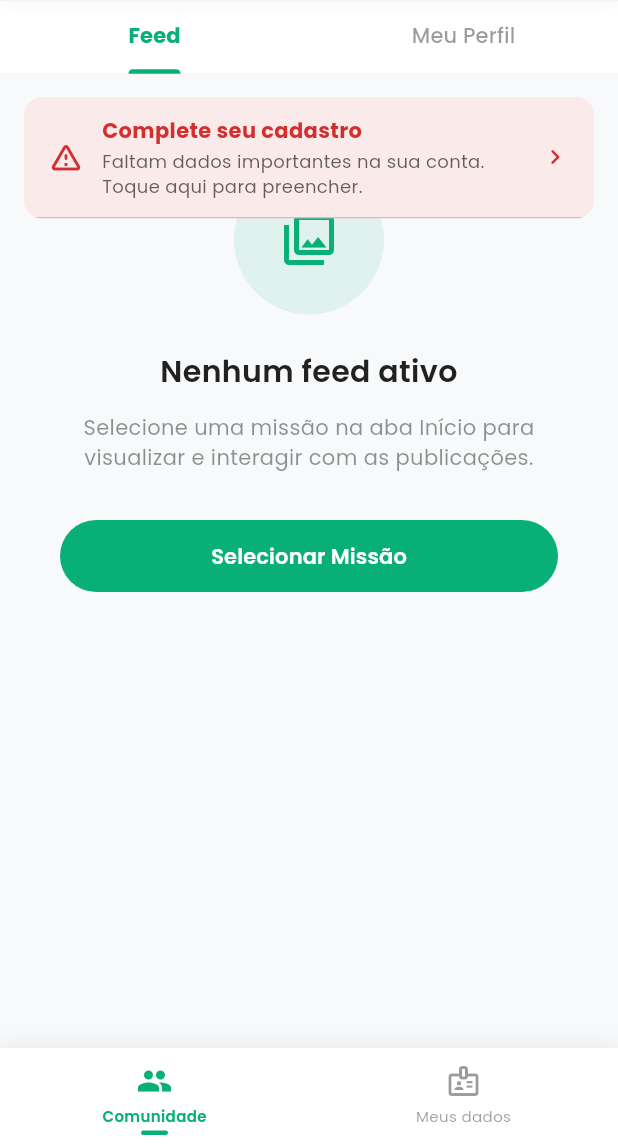
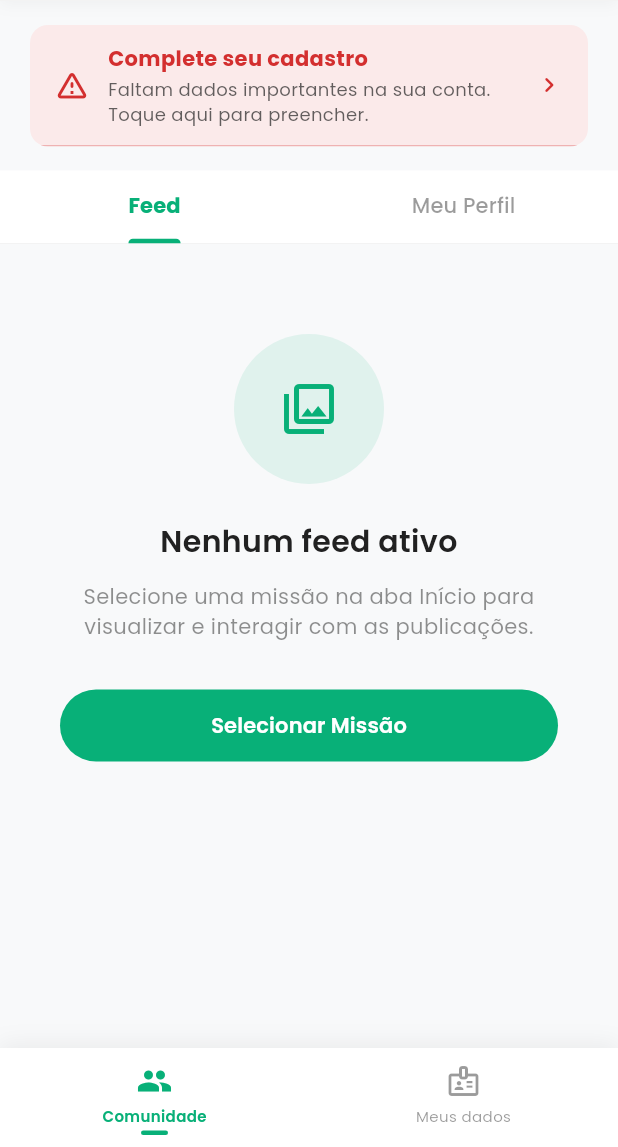
Before and after one commit to Walancy/appagrobravo, a Flutter app: the HomePage screen opened by its route, on a phone screen of 412 x 824 dp, the part 89-1236 px from its top. Run offline on Flutter 3.47's test engine with Material 3 defaults, Android fonts, the phone set to English and light mode, and no system bars; our stand-ins replace bloc, cached_network_image, dartz, device_preview, file_picker, firebase_core and 19 more; accounts and stored records are empty; network calls fail; project files that could hold a hidden picture were left out.

Commit message:
refactor: move profile and document banners from home page to community tab and remove redundant loading guard in itinerary cubit

```diff
--- a/lib/features/auth/presentation/pages/login_page.dart
+++ b/lib/features/auth/presentation/pages/login_page.dart
@@ -137,8 +137,9 @@ class _LoginPageState extends State<LoginPage>
     final title = _getTitle();
     final bool isSuccess = _authMode == AuthMode.success || _authMode == AuthMode.registrationSuccess;
     final screenHeight = MediaQuery.of(context).size.height;
-    // Esconde logo na tela de register (muitos campos) ou telas pequenas
-    final bool showLogo = screenHeight > 600 && _authMode == AuthMode.login;
+    final isKeyboardOpen = MediaQuery.of(context).viewInsets.bottom > 0;
+    // Esconde logo na tela de register (muitos campos), telas pequenas ou quando teclado estiver aberto
+    final bool showLogo = !isKeyboardOpen && screenHeight > 600 && _authMode == AuthMode.login;
 
     return BlocListener<AuthCubit, AuthState>(
       listener: (context, state) {
--- a/lib/features/home/presentation/pages/community_tab.dart
+++ b/lib/features/home/presentation/pages/community_tab.dart
@@ -5,6 +5,13 @@ import 'package:agrobravo/core/components/app_header.dart';
 import 'package:agrobravo/features/profile/presentation/pages/social_profile_page.dart';
 import 'package:agrobravo/features/home/domain/repositories/feed_repository.dart';
 import 'package:agrobravo/core/di/injection.dart';
+import 'package:flutter_bloc/flutter_bloc.dart';
+import 'package:agrobravo/features/profile/presentation/cubit/profile_cubit.dart';
+import 'package:agrobravo/features/profile/presentation/cubit/profile_state.dart';
+import 'package:agrobravo/features/documents/presentation/cubit/documents_cubit.dart';
+import 'package:agrobravo/features/documents/presentation/cubit/documents_state.dart';
+import 'package:agrobravo/features/profile/presentation/widgets/incomplete_profile_banner.dart';
+import 'package:agrobravo/features/documents/presentation/widgets/pending_documents_banner.dart';
 
 class CommunityTab extends StatefulWidget {
   final Widget feedWidget;
@@ -40,6 +47,35 @@ class _CommunityTabState extends State<CommunityTab>
     return Column(
       children: [
         const HeaderSpacer(),
+        const SizedBox(height: 16),
+        BlocBuilder<ProfileCubit, ProfileState>(
+          builder: (context, profileState) {
+            final isComplete = profileState.maybeMap(
+              loaded: (s) => s.profile.isComplete,
+              orElse: () => true,
+            );
+            if (isComplete) return const SizedBox.shrink();
+            return const Padding(
+              padding: EdgeInsets.only(left: 20, right: 20, bottom: 16),
+              child: ClipRRect(
+                borderRadius: BorderRadius.all(Radius.circular(12)),
+                child: IncompleteProfileBanner(),
+              ),
+            );
+          },
+        ),
+        BlocBuilder<DocumentsCubit, DocumentsState>(
+          builder: (context, documentsState) {
+            if (!documentsState.hasPendingAction) return const SizedBox.shrink();
+            return const Padding(
+              padding: EdgeInsets.only(left: 20, right: 20, bottom: 16),
+              child: ClipRRect(
+                borderRadius: BorderRadius.all(Radius.circular(12)),
+                child: PendingDocumentsBanner(),
+              ),
+            );
+          },
+        ),
         Container(
           decoration: BoxDecoration(
             color: Theme.of(context).colorScheme.surface,
--- a/lib/features/home/presentation/pages/home_page.dart
+++ b/lib/features/home/presentation/pages/home_page.dart
@@ -224,44 +224,13 @@ class _HomePageState extends State<HomePage> with WidgetsBindingObserver {
                   );
                 }
 
-                Widget bodyContent = _buildBody();
-
-                final hasPendingDocs = context.read<DocumentsCubit>().state.hasPendingAction;
-                final showProfileBanner = !isComplete && _selectedIndex == 2;
-                final showPendingDocsBanner = hasPendingDocs && _selectedIndex == 2;
-                final shouldShowBanners = showProfileBanner || showPendingDocsBanner;
-
-                if (shouldShowBanners) {
-                  return Stack(
-                    children: [
-                      bodyContent,
-                      Positioned(
-                        top: kToolbarHeight + MediaQuery.of(context).padding.top + 8,
-                        left: 16,
-                        right: 16,
-                        child: Column(
-                          mainAxisSize: MainAxisSize.min,
-                          children: [
-                            if (showProfileBanner) ...[
-                              const ClipRRect(
-                                borderRadius: BorderRadius.all(Radius.circular(12)),
-                                child: IncompleteProfileBanner(),
-                              ),
-                              const SizedBox(height: 8),
-                            ],
-                            if (showPendingDocsBanner)
-                              const ClipRRect(
-                                borderRadius: BorderRadius.all(Radius.circular(12)),
-                                child: PendingDocumentsBanner(),
-                              ),
-                          ],
-                        ),
-                      ),
-                    ],
+                if (_selectedIndex == -1) {
+                  return const Center(
+                    child: CircularProgressIndicator(color: AppColors.primary),
                   );
                 }
 
-                return bodyContent;
+                return _buildBody();
               },
             ),
             bottomNavigationBar: _buildBottomNav(),
```
Also changed, not shown: lib/core/services/onboarding_service.dart (+16 -6 lines), lib/features/itinerary/presentation/cubit/itinerary_cubit.dart (+3 -26 lines), lib/features/notifications/presentation/pages/notifications_page.dart (+75 -55 lines), lib/features/onboarding/presentation/pages/onboarding_page.dart (+13 -9 lines).
